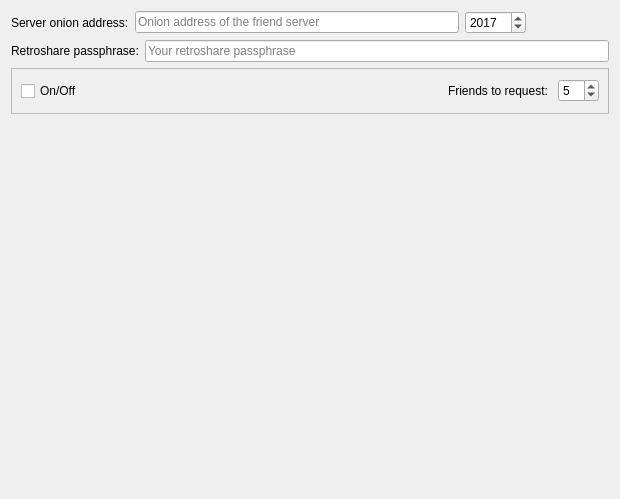
This is retroshare-gui/src/gui/FriendServerControl.ui in RetroShare/RetroShare as Qt 5 draws it before an edit. The edited form follows.
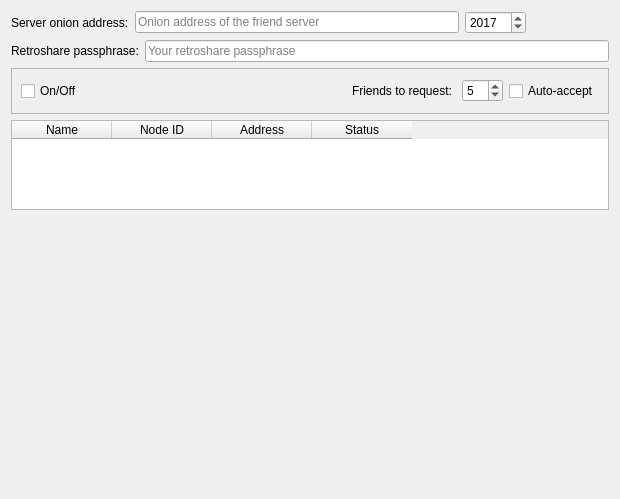
This is the edited form. Icons and pictures are not drawn.

Commit message: added display of friend status in FS

Diff of the .ui file:
```diff
--- a/retroshare-gui/src/gui/FriendServerControl.ui
+++ b/retroshare-gui/src/gui/FriendServerControl.ui
@@ -179,9 +179,43 @@
         </property>
        </widget>
       </item>
+      <item>
+       <widget class="QCheckBox" name="autoAccept_CB">
+        <property name="toolTip">
+         <string>Auto accept received certificates as friends</string>
+        </property>
+        <property name="text">
+         <string>Auto-accept</string>
+        </property>
+       </widget>
+      </item>
      </layout>
     </widget>
    </item>
+   <item>
+    <widget class="QTableWidget" name="status_TW">
+     <column>
+      <property name="text">
+       <string>Name</string>
+      </property>
+     </column>
+     <column>
+      <property name="text">
+       <string>Node ID</string>
+      </property>
+     </column>
+     <column>
+      <property name="text">
+       <string>Address</string>
+      </property>
+     </column>
+     <column>
+      <property name="text">
+       <string>Status</string>
+      </property>
+     </column>
+    </widget>
+   </item>
    <item>
     <spacer name="verticalSpacer">
      <property name="orientation">
```
Left out of the diff: 4 changed lines with no effect on the pictures. The commit also changes 3 other files.
